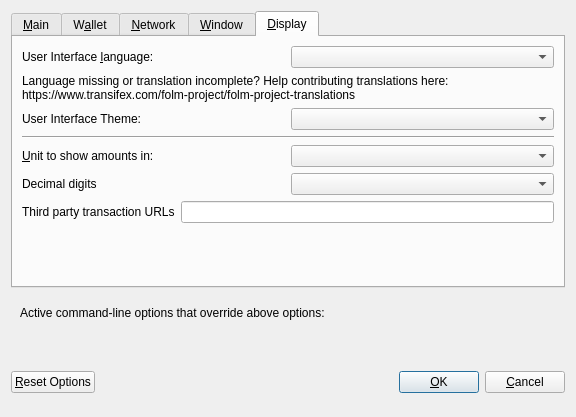
This is src/qt/forms/optionsdialog.ui in folm/folm as Qt 5 draws it before an edit. The edited form follows.
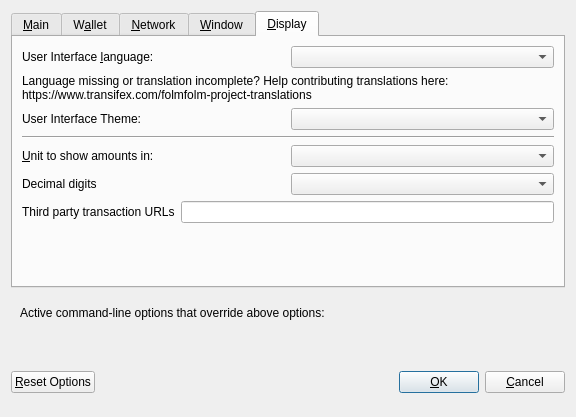
This is the edited form. The open tabs and pages were chosen to show the change. Custom widgets are drawn as their Qt base class.

```diff
--- a/src/qt/forms/optionsdialog.ui
+++ b/src/qt/forms/optionsdialog.ui
@@ -476,7 +476,7 @@
          </property>
          <property name="text">
           <string>Language missing or translation incomplete? Help contributing translations here:
-https://www.transifex.com/folm-project/folm-project-translations</string>
+https://www.transifex.com/folmfolm-project-translations</string>
          </property>
          <property name="wordWrap">
           <bool>true</bool>
```
